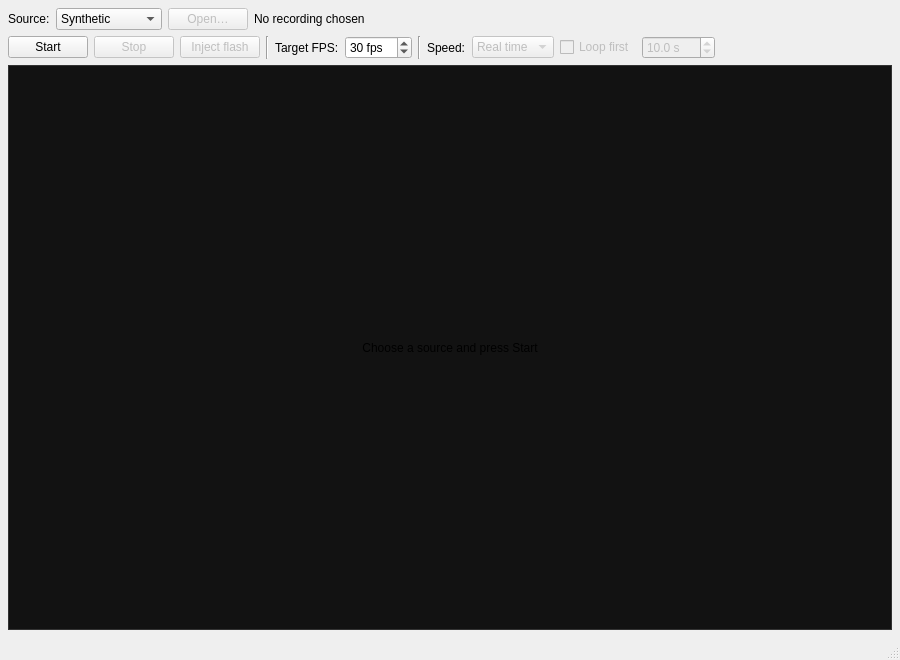
First picture: the form in mainwindow.ui, repository ppissias/SeleneWatch, before the edit.
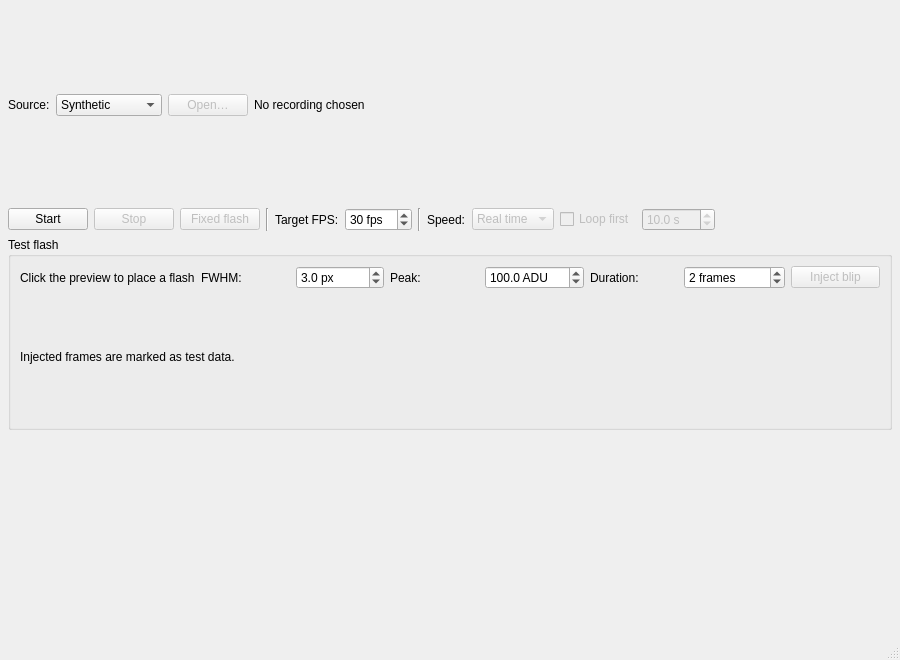
Second picture: the form after the edit. Custom widgets are drawn as their Qt base class.

Commit message: Feature-6 Part C: inject marked Gaussian test flashes

The edit to the form file:
```diff
--- a/mainwindow.ui
+++ b/mainwindow.ui
@@ -106,7 +106,7 @@
          <string>Paints the synthetic source's fixed flash for a few frames</string>
         </property>
         <property name="text">
-         <string>Inject flash</string>
+         <string>Fixed flash</string>
         </property>
        </widget>
       </item>
@@ -228,30 +228,61 @@
      </layout>
     </item>
     <item>
-     <widget class="QLabel" name="viewportLabel">
-      <property name="sizePolicy">
-       <sizepolicy hsizetype="Expanding" vsizetype="Expanding">
-        <horstretch>0</horstretch>
-        <verstretch>0</verstretch>
-       </sizepolicy>
-      </property>
-      <property name="minimumSize">
-       <size>
-        <width>640</width>
-        <height>480</height>
-       </size>
-      </property>
-      <property name="styleSheet">
-       <string notr="true">background-color: #121212; border: 1px solid #333333;</string>
-      </property>
-      <property name="text">
-       <string>Choose a source and press Start</string>
-      </property>
-      <property name="alignment">
-       <set>Qt::AlignCenter</set>
-      </property>
+     <widget class="QGroupBox" name="blipGroupBox">
+      <property name="title"><string>Test flash</string></property>
+      <layout class="QGridLayout" name="blipLayout">
+       <item row="0" column="0"><widget class="QLabel" name="blipPositionLabel">
+        <property name="text"><string>Click the preview to place a flash</string></property>
+       </widget></item>
+       <item row="0" column="1"><widget class="QLabel" name="blipFwhmLabel">
+        <property name="text"><string>FWHM:</string></property>
+        <property name="buddy"><cstring>blipFwhmSpinBox</cstring></property>
+       </widget></item>
+       <item row="0" column="2"><widget class="QDoubleSpinBox" name="blipFwhmSpinBox">
+        <property name="toolTip"><string>Full width at half maximum of the Gaussian, in original frame pixels</string></property>
+        <property name="decimals"><number>1</number></property>
+        <property name="minimum"><double>0.5</double></property>
+        <property name="maximum"><double>1000.0</double></property>
+        <property name="value"><double>3.0</double></property>
+        <property name="suffix"><string> px</string></property>
+       </widget></item>
+       <item row="0" column="3"><widget class="QLabel" name="blipAmplitudeLabel">
+        <property name="text"><string>Peak:</string></property>
+        <property name="buddy"><cstring>blipAmplitudeSpinBox</cstring></property>
+       </widget></item>
+       <item row="0" column="4"><widget class="QDoubleSpinBox" name="blipAmplitudeSpinBox">
+        <property name="toolTip"><string>Addition in native sample units (ADU): 12-bit units for a 12-bit frame. Values saturate at the stream's maximum.</string></property>
+        <property name="decimals"><number>1</number></property>
+        <property name="minimum"><double>0.1</double></property>
+        <property name="maximum"><double>65535.0</double></property>
+        <property name="value"><double>100.0</double></property>
+        <property name="suffix"><string> ADU</string></property>
+       </widget></item>
+       <item row="0" column="5"><widget class="QLabel" name="blipFramesLabel">
+        <property name="text"><string>Duration:</string></property>
+        <property name="buddy"><cstring>blipFramesSpinBox</cstring></property>
+       </widget></item>
+       <item row="0" column="6"><widget class="QSpinBox" name="blipFramesSpinBox">
+        <property name="toolTip"><string>Number of delivered frames to change. Later edits do not change an injection already requested.</string></property>
+        <property name="minimum"><number>1</number></property>
+        <property name="maximum"><number>10000</number></property>
+        <property name="value"><number>2</number></property>
+        <property name="suffix"><string> frames</string></property>
+       </widget></item>
+       <item row="0" column="7"><widget class="QPushButton" name="injectBlipButton">
+        <property name="enabled"><bool>false</bool></property>
+        <property name="toolTip"><string>Adds the test flash to the next frames. Small or faint flashes may be visible without triggering a saved clip.</string></property>
+        <property name="text"><string>Inject blip</string></property>
+       </widget></item>
+       <item row="1" column="0" colspan="8"><widget class="QLabel" name="blipStatusLabel">
+        <property name="text"><string>Injected frames are marked as test data.</string></property>
+       </widget></item>
+      </layout>
      </widget>
     </item>
+    <item>
+     <widget class="PreviewWidget" name="previewWidget" native="true"/>
+    </item>
    </layout>
   </widget>
   <widget class="QMenuBar" name="menuBar">
@@ -267,6 +298,14 @@
   <widget class="QStatusBar" name="statusBar"/>
  </widget>
  <layoutDefault spacing="6" margin="11"/>
+ <customwidgets>
+  <customwidget>
+   <class>PreviewWidget</class>
+   <extends>QWidget</extends>
+   <header>preview_widget.h</header>
+   <container>1</container>
+  </customwidget>
+ </customwidgets>
  <resources/>
  <connections/>
 </ui>
```
The commit also changes 21 other files.
